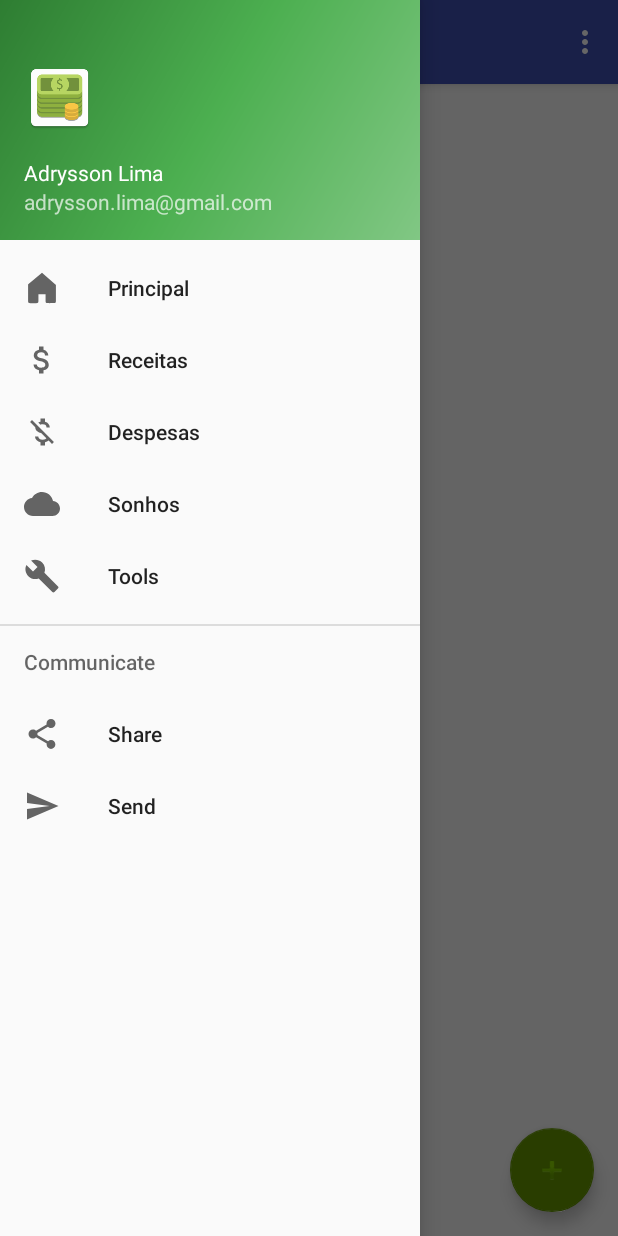
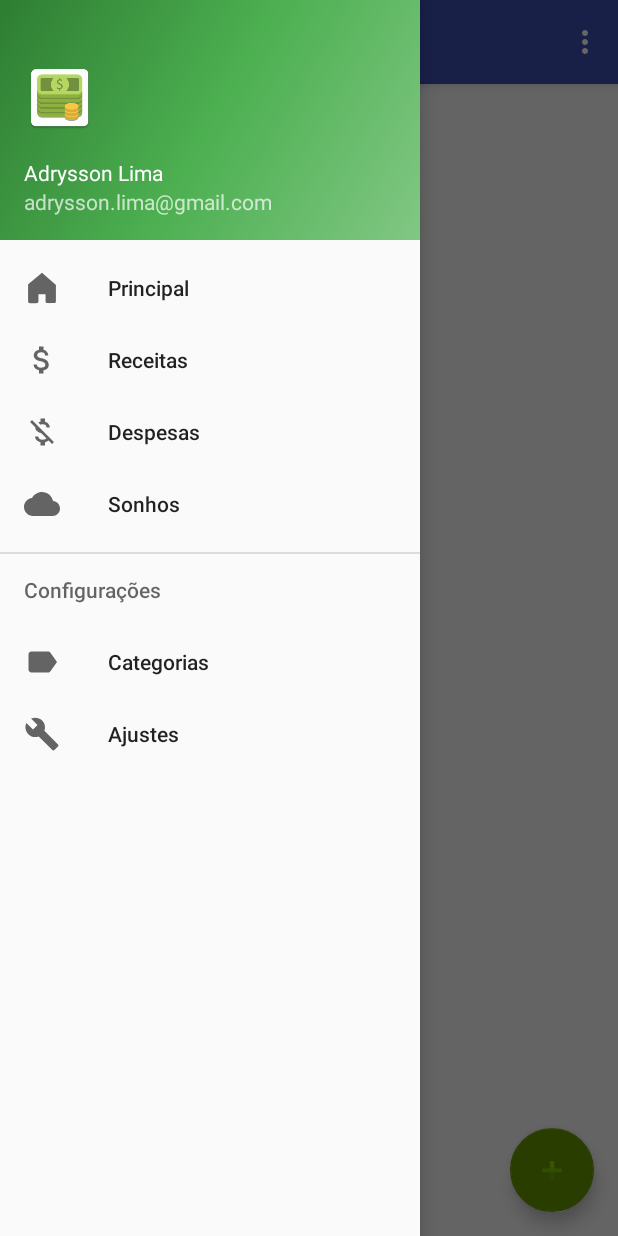
Before and after one commit to adryssonlima/MyMoney, an Android app: the screen it shows after launch (MainActivity), with the side drawer open, on a phone screen of 412 x 824 dp. Run offline under Robolectric (Android 15) with nearby library versions, the phone set to English and light mode, and no system bars.

Commit message:
Atualização de menu configurações

```diff
--- /dev/null
+++ b/app/src/main/res/drawable/ic_menu_label.xml
@@ -0,0 +1,9 @@
+<vector xmlns:android="http://schemas.android.com/apk/res/android"
+        android:width="24dp"
+        android:height="24dp"
+        android:viewportWidth="24.0"
+        android:viewportHeight="24.0">
+    <path
+        android:fillColor="#FF000000"
+        android:pathData="M17.63,5.84C17.27,5.33 16.67,5 16,5L5,5.01C3.9,5.01 3,5.9 3,7v10c0,1.1 0.9,1.99 2,1.99L16,19c0.67,0 1.27,-0.33 1.63,-0.84L22,12l-4.37,-6.16z"/>
+</vector>
--- a/app/src/main/res/menu/activity_main_drawer.xml
+++ b/app/src/main/res/menu/activity_main_drawer.xml
@@ -18,22 +18,18 @@
             android:id="@+id/nav_cloud"
             android:icon="@drawable/ic_menu_cloud"
             android:title="Sonhos" />
-        <item
-            android:id="@+id/nav_manage"
-            android:icon="@drawable/ic_menu_manage"
-            android:title="Tools" />
     </group>
 
-    <item android:title="Communicate">
+    <item android:title="Configurações">
         <menu>
             <item
-                android:id="@+id/nav_share"
-                android:icon="@drawable/ic_menu_share"
-                android:title="Share" />
+                android:id="@+id/nav_label"
+                android:icon="@drawable/ic_menu_label"
+                android:title="Categorias" />
             <item
-                android:id="@+id/nav_send"
-                android:icon="@drawable/ic_menu_send"
-                android:title="Send" />
+                android:id="@+id/nav_ajustes"
+                android:icon="@drawable/ic_menu_manage"
+                android:title="Ajustes" />
         </menu>
     </item>
 
```
